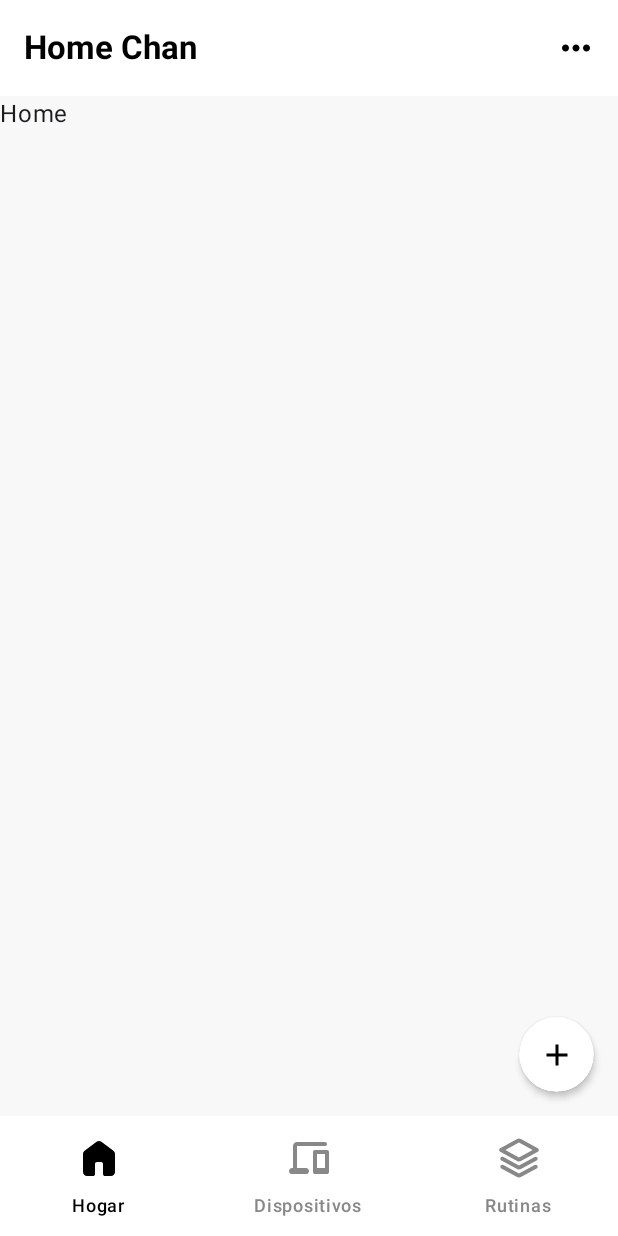
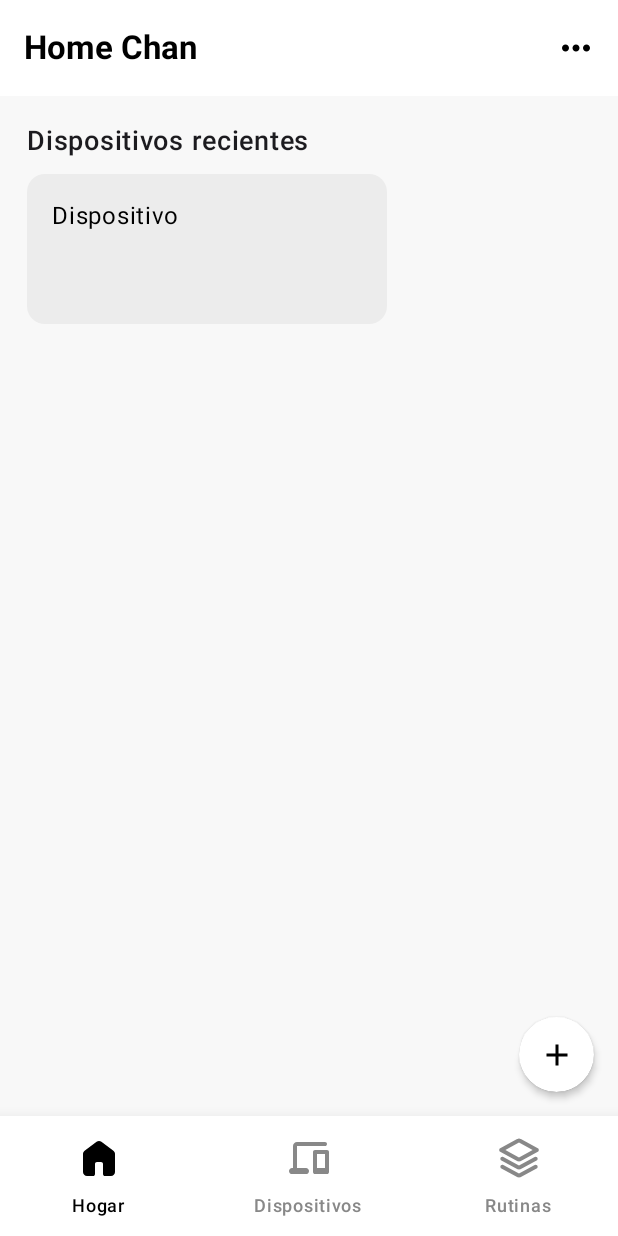
Before and after one commit to feliventu/HCI-Android, an Android app built with Jetpack Compose: the screen it shows after launch (MainActivity), on a phone screen of 412 x 824 dp. Run offline under Robolectric (Android 15) with nearby library versions, the light colour scheme and no system bars; our stand-ins replace navigation suite.

Commit message:
Add DeviceCard

```diff
--- /dev/null
+++ b/app/src/main/java/com/example/myapplication/DeviceCard.kt
@@ -0,0 +1,38 @@
+package com.example.myapplication
+
+import androidx.compose.foundation.layout.padding
+import androidx.compose.foundation.layout.size
+import androidx.compose.material3.Card
+import androidx.compose.material3.CardDefaults
+import androidx.compose.material3.MaterialTheme
+import androidx.compose.material3.Text
+import androidx.compose.runtime.Composable
+import androidx.compose.ui.Modifier
+import androidx.compose.ui.graphics.Color
+import androidx.compose.ui.text.style.TextAlign
+import androidx.compose.ui.tooling.preview.Preview
+import androidx.compose.ui.unit.dp
+import com.example.myapplication.ui.theme.MyApplicationTheme
+
+@Preview
+@Composable
+fun DeviceCard () {
+    MyApplicationTheme(dynamicColor = false) {
+        Card(
+            colors = CardDefaults.cardColors(
+                containerColor = MaterialTheme.colorScheme.surface,
+                contentColor = Color.Black
+            ),
+            modifier = Modifier
+                .size(width = 240.dp, height = 100.dp)
+
+        ) {
+            Text(
+                text = "Dispositivo",
+                modifier = Modifier
+                    .padding(16.dp),
+                textAlign = TextAlign.Center,
+            )
+        }
+    }
+}
--- /dev/null
+++ b/app/src/main/java/com/example/myapplication/DevicesDestination.kt
@@ -0,0 +1,13 @@
+package com.example.myapplication
+
+import androidx.compose.material3.Text
+import androidx.compose.runtime.Composable
+
+@Composable
+fun MyDeviceDestination() {
+
+
+    Text(text = "Devices")
+
+
+}
--- /dev/null
+++ b/app/src/main/java/com/example/myapplication/HomeDestination.kt
@@ -0,0 +1,32 @@
+package com.example.myapplication
+
+import androidx.compose.foundation.layout.Arrangement
+import androidx.compose.foundation.layout.Box
+import androidx.compose.foundation.layout.Column
+import androidx.compose.foundation.layout.Spacer
+import androidx.compose.foundation.layout.padding
+import androidx.compose.foundation.layout.size
+import androidx.compose.material3.Text
+import androidx.compose.runtime.Composable
+import androidx.compose.ui.Modifier
+import androidx.compose.ui.text.font.FontWeight
+import androidx.compose.ui.unit.dp
+import androidx.compose.ui.unit.sp
+
+@Composable
+fun MyHomeDestination() {
+    Column(
+        modifier = Modifier.padding(18.dp),
+        verticalArrangement = Arrangement.spacedBy(10.dp),
+    ) {
+        Text(
+            text = "Dispositivos recientes",
+            fontWeight = FontWeight.SemiBold,
+            fontSize = 18.sp
+        )
+        DeviceCard()
+    }
+
+
+
+}
--- a/app/src/main/java/com/example/myapplication/MainActivity.kt
+++ b/app/src/main/java/com/example/myapplication/MainActivity.kt
@@ -25,6 +25,7 @@ import androidx.compose.material3.SmallFloatingActionButton
 import androidx.compose.material3.Text
 import androidx.compose.material3.TopAppBar
 import androidx.compose.material3.TopAppBarDefaults
+import androidx.compose.material3.adaptive.navigationsuite.NavigationSuiteType.Companion.NavigationDrawer
 import androidx.compose.runtime.Composable
 import androidx.compose.runtime.MutableState
 import androidx.compose.runtime.getValue
@@ -174,9 +175,12 @@ fun MainScaffold() {
 
 
     Scaffold(
-        bottomBar = { NavigationBar(
+        bottomBar = {
+
+            NavigationBar(
             contentColor = Color.Transparent,
             containerColor = MaterialTheme.colorScheme.primaryContainer,
+            modifier = Modifier.shadow(elevation = 15.dp),
         ) {
             MyAppDestinations.entries.forEach {
                 NavigationBarItem(
@@ -204,7 +208,9 @@ fun MainScaffold() {
                 )
             }
 
-        } },
+        }
+
+                    },
 
         topBar = {
             TopAppBar(
@@ -264,28 +270,6 @@ fun MainScaffold() {
 
 
 
-@Composable
-fun MyHomeDestination() {
-
-        Text(text = "Home")
-
-}
-
-@Composable
-fun MyDeviceDestination() {
-
-        Text(text = "Devices")
-
-
-}
-
-@Composable
-fun MyRoutineDestination() {
-
-        Text(text = "Routines")
-
-}
-
 @Preview(showBackground = true)
 @Composable
 fun MyNavigationScaffoldPreview() {
--- /dev/null
+++ b/app/src/main/java/com/example/myapplication/RoutinesDestination.kt
@@ -0,0 +1,11 @@
+package com.example.myapplication
+
+import androidx.compose.material3.Text
+import androidx.compose.runtime.Composable
+
+@Composable
+fun MyRoutineDestination() {
+
+    Text(text = "Routines")
+
+}
--- a/app/src/main/java/com/example/myapplication/ui/theme/Theme.kt
+++ b/app/src/main/java/com/example/myapplication/ui/theme/Theme.kt
@@ -25,7 +25,7 @@ private val LightColorScheme = lightColorScheme(
 
 
     background = Color(0xfff8f8f8),
-    surface = Color(0xFFFFFBFE),
+    surface = Color(0xffECECEC),
     onPrimary = Color.White,
     onSecondary = Color.White,
     onTertiary = Color.White,
```
